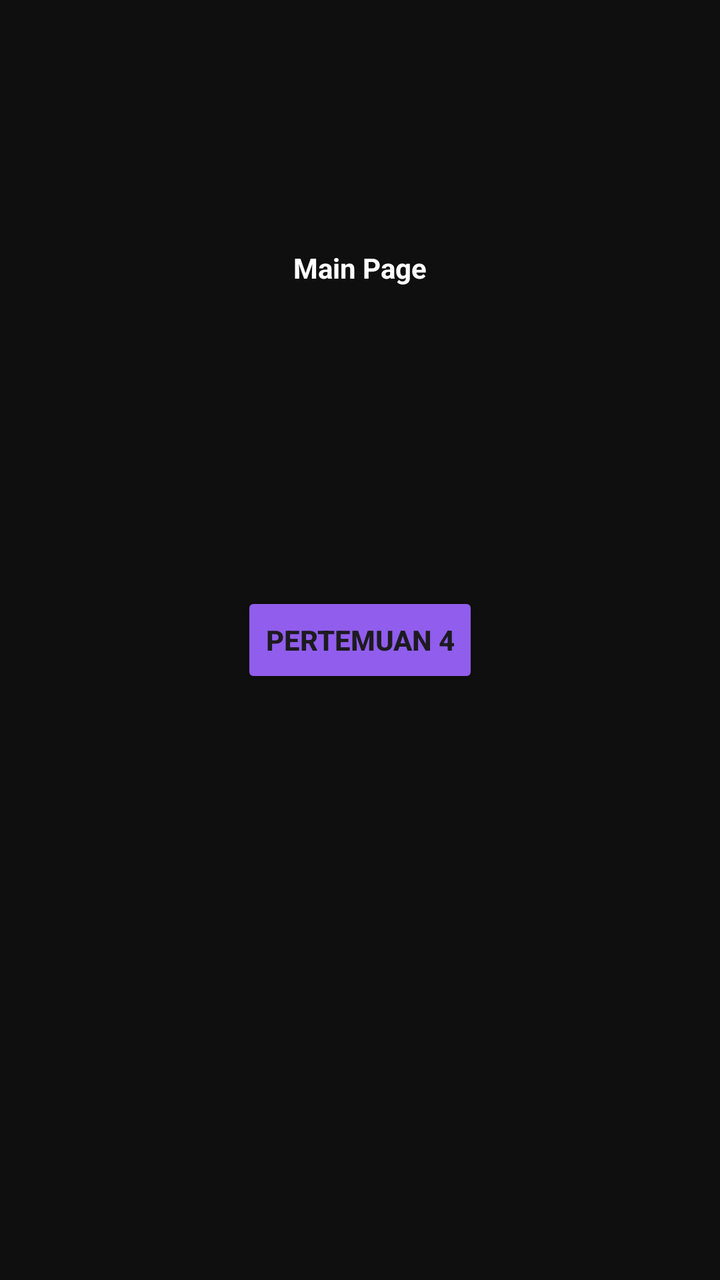
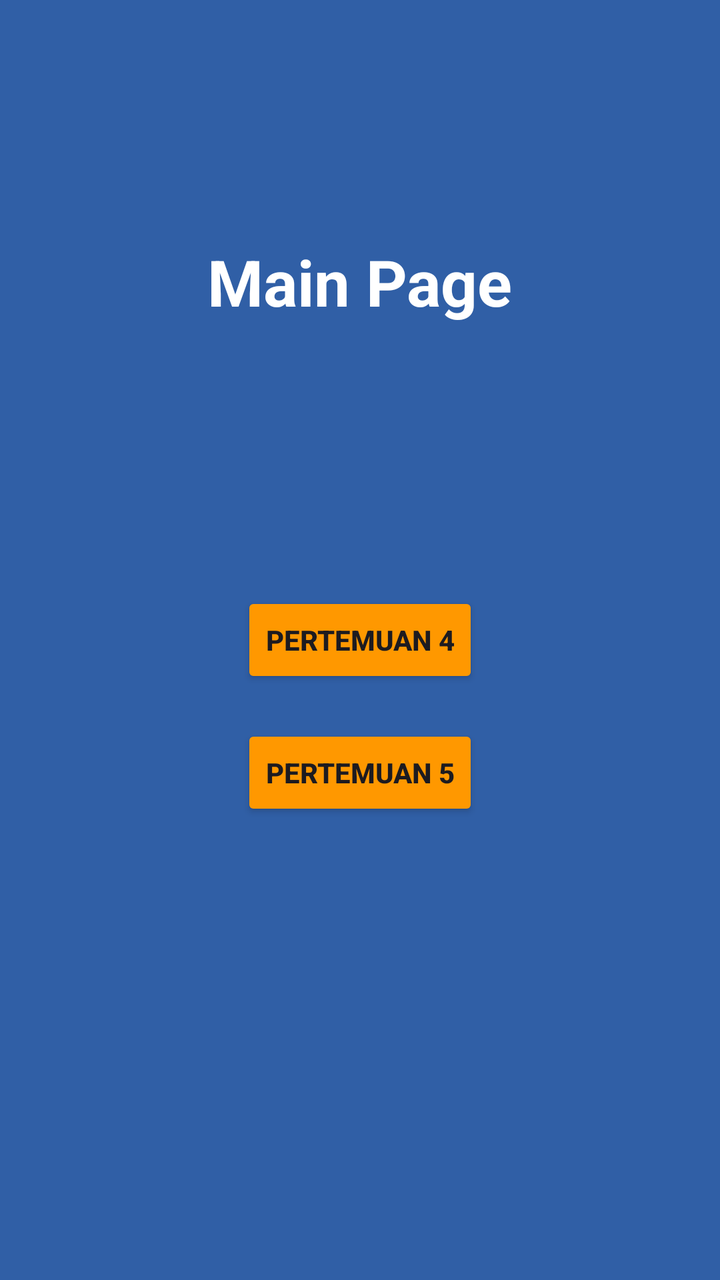

Two renders of the same Android screen: before a commit and after it. Below are the layout's source before the change and the commit's diff.
<!-- AndroidManifest.xml: application theme Theme.Neptune_Alvin -->
<!-- res/layout/activity_main.xml -->
<?xml version="1.0" encoding="utf-8"?>
<androidx.constraintlayout.widget.ConstraintLayout xmlns:android="http://schemas.android.com/apk/res/android"
    xmlns:app="http://schemas.android.com/apk/res-auto"
    xmlns:tools="http://schemas.android.com/tools"
    android:id="@+id/main"
    android:layout_width="match_parent"
    android:layout_height="match_parent"
    android:background="#0F0F0F"
    tools:context=".MainActivity">

    <TextView
        android:id="@+id/textView"
        android:layout_width="wrap_content"
        android:layout_height="wrap_content"
        android:text="Main Page"
        android:textStyle="bold"
        android:textColor="@color/white"
        app:layout_constraintBottom_toBottomOf="parent"
        app:layout_constraintEnd_toEndOf="parent"
        app:layout_constraintHorizontal_bias="0.500"
        app:layout_constraintStart_toStartOf="parent"
        app:layout_constraintTop_toTopOf="parent"
        app:layout_constraintVertical_bias="0.2" />

    <Button
        android:id="@+id/btnToFourth"
        android:layout_width="wrap_content"
        android:layout_height="wrap_content"
        android:text="Pertemuan 4"
        android:textStyle="bold"
        android:backgroundTint="#915DED"
        app:layout_constraintBottom_toBottomOf="parent"
        app:layout_constraintEnd_toEndOf="parent"
        app:layout_constraintHorizontal_bias="0.500"
        app:layout_constraintStart_toStartOf="parent"
        app:layout_constraintTop_toTopOf="parent"
        app:layout_constraintVertical_bias="0.500" />

</androidx.constraintlayout.widget.ConstraintLayout>
<!-- resources referenced by this layout -->
<resources>
  <color name="white">#FFFFFFFF</color>
  <style name="Theme.Neptune_Alvin" parent="Base.Theme.Neptune_Alvin" />
  <style name="Base.Theme.Neptune_Alvin" parent="Theme.Material3.DayNight.NoActionBar">
          
          
      </style>
</resources>

<!-- the commit's change to res/layout/activity_main.xml (unified diff, before → after) -->
@@ -5,7 +5,7 @@
     android:id="@+id/main"
     android:layout_width="match_parent"
     android:layout_height="match_parent"
-    android:background="#0F0F0F"
+    android:background="#305FA6"
     tools:context=".MainActivity">
 
     <TextView
@@ -14,6 +14,7 @@
         android:layout_height="wrap_content"
         android:text="Main Page"
         android:textStyle="bold"
+        android:textSize="32dp"
         android:textColor="@color/white"
         app:layout_constraintBottom_toBottomOf="parent"
         app:layout_constraintEnd_toEndOf="parent"
@@ -28,7 +29,7 @@
         android:layout_height="wrap_content"
         android:text="Pertemuan 4"
         android:textStyle="bold"
-        android:backgroundTint="#915DED"
+        android:backgroundTint="#FF9800"
         app:layout_constraintBottom_toBottomOf="parent"
         app:layout_constraintEnd_toEndOf="parent"
         app:layout_constraintHorizontal_bias="0.500"
@@ -36,4 +37,17 @@
         app:layout_constraintTop_toTopOf="parent"
         app:layout_constraintVertical_bias="0.500" />
 
+    <Button
+        android:id="@+id/btnToFifth"
+        android:layout_width="wrap_content"
+        android:layout_height="wrap_content"
+        android:backgroundTint="#FF9800"
+        android:text="Pertemuan 5"
+        android:textStyle="bold"
+        app:layout_constraintBottom_toBottomOf="parent"
+        app:layout_constraintEnd_toEndOf="parent"
+        app:layout_constraintStart_toStartOf="parent"
+        app:layout_constraintTop_toTopOf="parent"
+        app:layout_constraintVertical_bias="0.612" />
+
 </androidx.constraintlayout.widget.ConstraintLayout>
